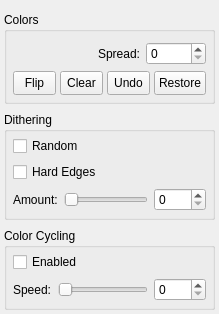
The window that src/gradienttool.ui (Vesuri/excellence) describes before a commit, drawn with Qt 5.
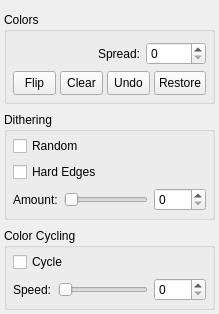
The same window after the commit. Custom widgets are drawn as their Qt base class.

Patch:
```diff
--- a/src/gradienttool.ui
+++ b/src/gradienttool.ui
@@ -230,7 +230,7 @@
       <item>
        <widget class="QCheckBox" name="cycleButton">
         <property name="text">
-         <string>Enabled</string>
+         <string>Cycle</string>
         </property>
        </widget>
       </item>
```
Left out of the diff: 4 changed lines with no effect on the pictures.
